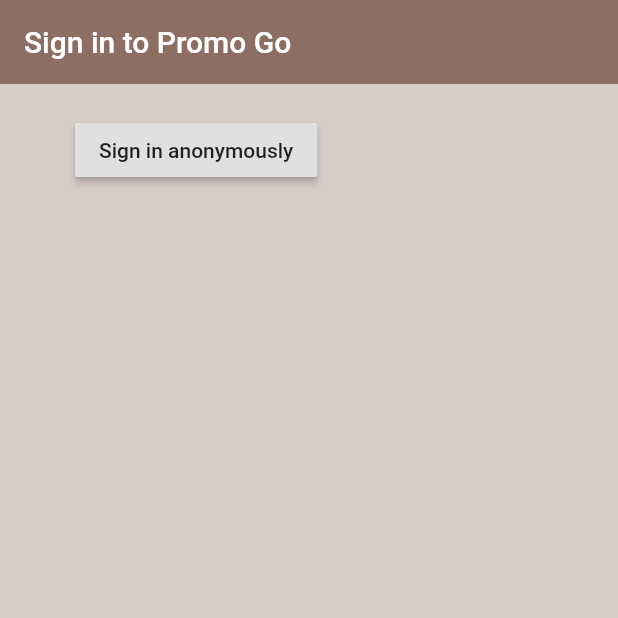
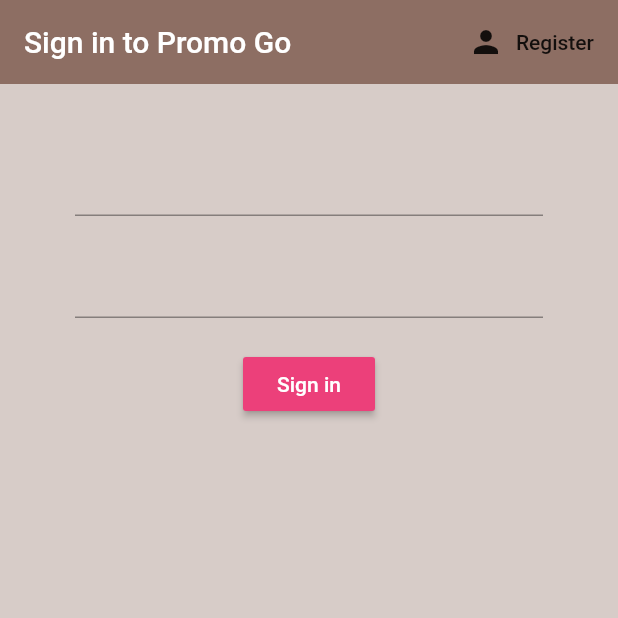
Before and after one commit to jon-chua/PromoGo, a Flutter app: the screen it shows after launch, on a phone screen of 412 x 824 dp, the top half of it. Run offline on Flutter 3.47's test engine with Material 2 defaults, Android fonts, the phone set to English and light mode, and no system bars; our stand-ins replace firebase_auth; accounts and stored records are empty.

Commit message:
Add sign in and register page

```diff
--- a/promo_go/lib/screens/authenticate/authenticate.dart
+++ b/promo_go/lib/screens/authenticate/authenticate.dart
@@ -1,4 +1,5 @@
 import 'package:flutter/material.dart';
+import 'package:promogo/screens/authenticate/register.dart';
 import 'package:promogo/screens/authenticate/sign_in.dart';
 
 class Authenticate extends StatefulWidget {
@@ -7,10 +8,18 @@
 }
 
 class _AuthenticateState extends State<Authenticate> {
+
+  bool showSignIn = true;
+  void toggleView() {
+    setState(() => showSignIn = !showSignIn);
+  }
+
   @override
   Widget build(BuildContext context) {
-    return Container(
-      child: SignIn(),
-    );
+    if (showSignIn) {
+      return SignIn(toggleView: toggleView);
+    } else {
+      return Register(toggleView: toggleView);
+    }
   }
 }
--- a/promo_go/lib/screens/authenticate/sign_in.dart
+++ b/promo_go/lib/screens/authenticate/sign_in.dart
@@ -2,6 +2,10 @@
 import 'package:promogo/services/auth.dart';
 
 class SignIn extends StatefulWidget {
+
+  final Function toggleView;
+  SignIn({ this.toggleView });
+
   @override
   _SignInState createState() => _SignInState();
 }
@@ -10,6 +14,10 @@
 
   final AuthService _auth = AuthService();
 
+  // Text field state
+  String email = '';
+  String password = '';
+
   @override
   Widget build(BuildContext context) {
     return Scaffold(
@@ -17,22 +25,64 @@
       appBar: AppBar(
         backgroundColor: Colors.brown[400],
         elevation: 0.0,
-        title: Text('Sign in to Promo Go')
+        title: Text('Sign in to Promo Go'),
+        actions: <Widget>[
+          FlatButton.icon(
+            icon: Icon(Icons.person),
+            label: Text('Register'),
+            onPressed: () {
+              widget.toggleView();
+            }
+          )
+        ]
       ),
       body: Container(
         padding: EdgeInsets.symmetric(vertical: 20.0, horizontal: 50.0),
-        child: RaisedButton(
-          child: Text('Sign in anonymously'),
-          onPressed: () async {
-            dynamic result = await _auth.signInAnon();
-            if (result == null) {
-              print('Error signing in');
-            } else {
-              print('Signed in');
-              print(result.uid);
-            }
-          }
+        child: Form(
+          child: Column(
+            children: <Widget>[
+              SizedBox(height: 20.0),
+              TextFormField(
+                onChanged: (val) {
+                  setState(() => email = val);
+                }
+              ),
+              SizedBox(height: 20.0),
+              TextFormField(
+                obscureText: true,
+                onChanged: (val) {
+                  setState(() => password = val);
+                },
+              ),
+              SizedBox(height: 20.0),
+              RaisedButton(
+                color: Colors.pink[400],
+                child: Text(
+                  'Sign in',
+                  style: TextStyle(color: Colors.white),
+                ),
+                onPressed: () async {
+                  print(email);
+                  print(password);
+                }
+              )
+            ]
+          ),
         ),
+
+//        child: RaisedButton(
+//          child: Text('Sign in anonymously'),
+//          onPressed: () async {
+//            dynamic result = await _auth.signInAnon();
+//            if (result == null) {
+//              print('Error signing in');
+//            } else {
+//              print('Signed in');
+//              print(result.uid);
+//            }
+//          }
+//        ),
+
       ),
     );
   }
```
Also changed, not shown: promo_go/lib/screens/authenticate/register.dart (added, +66 -0 lines), 3 other files.
